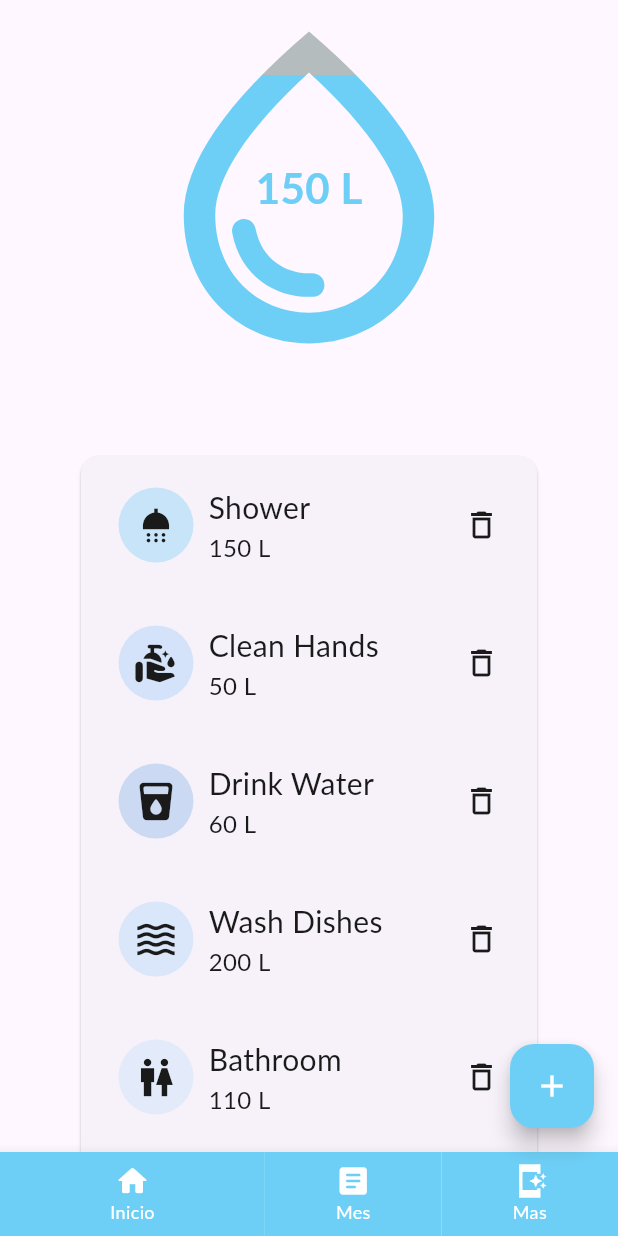
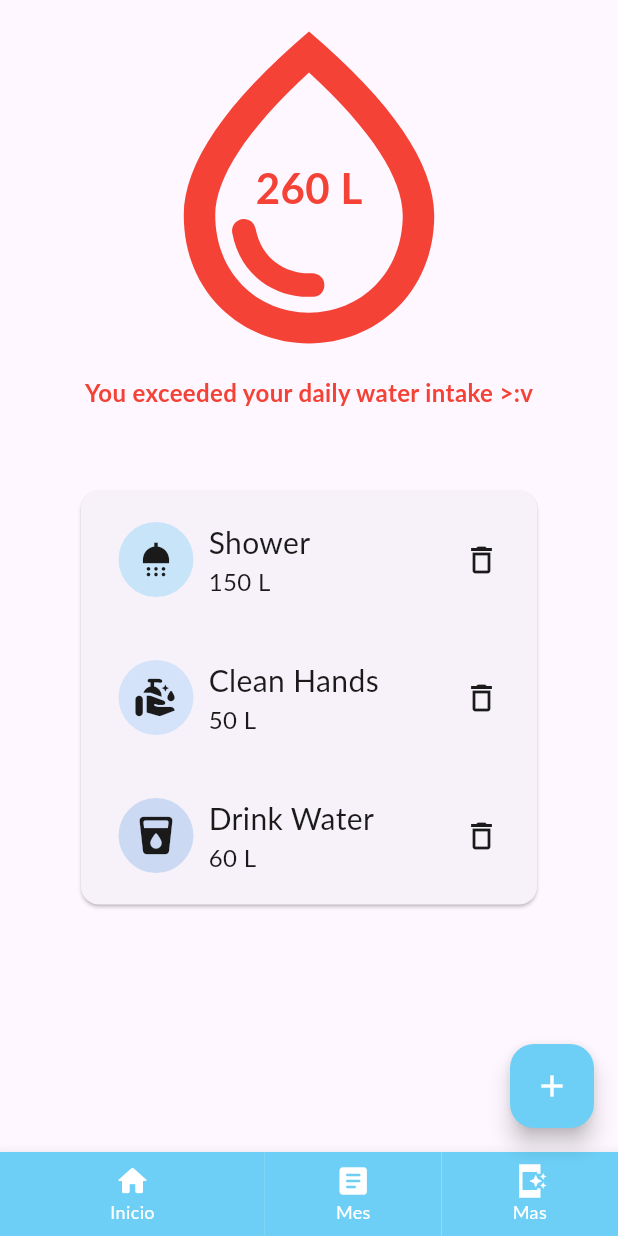
Before and after one commit to Maxaplays/agua_project, a Flutter app: the screen it shows after launch, on a phone screen of 412 x 824 dp. Run offline on Flutter 3.47's test engine with Material 3 defaults, Android fonts, the light colour scheme and no system bars; our stand-ins replace rxdart; missing offline and left inert: flutter_iconpicker; Roboto replaces fonts that are missing (Lato).

Commit message:
feat: percent and delete items

```diff
--- a/lib/pages/home/home_page.dart
+++ b/lib/pages/home/home_page.dart
@@ -1,3 +1,6 @@
+import 'dart:async';
+
+import 'package:agua_project/models/water_item.dart';
 import 'package:agua_project/services/water_items_service.dart';
 import 'package:flutter/material.dart';
 import 'package:agua_project/theme/colors.dart';
@@ -11,10 +14,42 @@ class Home extends StatefulWidget {
 }
 
 class _HomeState extends State<Home> {
+  double max = 150;
+  double total = 0;
+
+  late StreamSubscription sub;
+
   @override
   void initState() {
     super.initState();
+    sub = widget.service.waterItems$.listen((value) {
+      calculateAverage(value);
+    });
   }
+
+  void calculateAverage(List<WaterItem> items) {
+    double aux = 0;
+    items.forEach((item) => aux = aux + item.value);
+    setState(() {
+      total = aux;
+      print("Avg=====>" + total.toString());
+    });
+  }
+
+  void deleteItem(int index, List<WaterItem> items) {
+    items.removeAt(index);
+    widget.service.setState(items);
+  }
+
+  // String getStateText(){
+  //   double per = total/max;
+  //   switch (per) {
+  //     case (per >1):
+
+  //       break;
+  //     default:
+  //   }
+  // }
 
   @override
   Widget build(BuildContext context) {
@@ -24,24 +59,25 @@ class _HomeState extends State<Home> {
           crossAxisAlignment: CrossAxisAlignment.start,
           mainAxisSize: MainAxisSize.min,
           children: [
-            SizedBox(
+            Container(
+              constraints: BoxConstraints(minHeight: 250),
               width: MediaQuery.of(context).size.width,
-              height: 250,
-              child: Stack(
+              child: Column(
+                children: [
+                  Stack(
                     alignment: Alignment.center,
                     children: [
                       ShaderMask(
                         shaderCallback: (Rect bounds) {
-                      double percent = 0.2; // Value for gradient
-
+                          double percent = total / max;
                           return LinearGradient(
-                        begin: Alignment.topCenter,
-                        end: Alignment.bottomCenter,
+                            begin: Alignment.bottomCenter,
+                            end: Alignment.topCenter,
                             colors: [
-                          AppColors.primaryGrey,
-                          AppColors.primaryGrey,
-                          AppColors.primaryMain,
-                          AppColors.primaryMain,
+                              percent > 1 ? Colors.red : AppColors.primaryMain,
+                              percent > 1 ? Colors.red : AppColors.primaryMain,
+                              percent > 1 ? Colors.red : AppColors.primaryGrey,
+                              percent > 1 ? Colors.red : AppColors.primaryGrey,
                             ],
                             stops: [0.0, percent, percent, 1.0],
                           ).createShader(bounds);
@@ -54,11 +90,27 @@ class _HomeState extends State<Home> {
                         ),
                       ),
                       Text(
-                    "150 L",
+                        total.round().toString() + " L",
                         style: TextStyle(
-                      color: AppColors.primaryMain,
+                          color: (total / max) > 1
+                              ? Colors.red
+                              : AppColors.primaryMain,
                           fontSize: 28,
                           fontWeight: FontWeight.bold,
+                        ),
+                      ),
+                    ],
+                  ),
+                  Center(
+                    child: Text(
+                      "You exceeded your daily water intake >:v",
+                      style: TextStyle(
+                        color: (total / max) > 1
+                            ? Colors.red
+                            : AppColors.primaryMain,
+                        fontSize: 16,
+                        fontWeight: FontWeight.bold,
+                      ),
                     ),
                   ),
                 ],
@@ -70,7 +122,7 @@ class _HomeState extends State<Home> {
               child: Card(
                 child: StreamBuilder(
                   stream: widget.service.waterItems$,
-                  builder: (context, steam) {
+                  builder: (context, stream) {
                     return Column(
                       crossAxisAlignment: CrossAxisAlignment.start,
                       mainAxisSize: MainAxisSize.min,
@@ -79,7 +131,7 @@ class _HomeState extends State<Home> {
                           physics: NeverScrollableScrollPhysics(),
                           scrollDirection: Axis.vertical,
                           shrinkWrap: true,
-                          itemCount: steam.data!.length,
+                          itemCount: (stream.data ?? []).length,
                           itemBuilder: (context, position) => Column(
                             children: <Widget>[
                               Card(
@@ -115,14 +167,16 @@ class _HomeState extends State<Home> {
                                                   width: 50,
                                                   height: 50,
                                                   decoration: BoxDecoration(
-                                                    color: steam
+                                                    color: stream
                                                         .data![position]
                                                         .color
                                                         .withAlpha(50),
                                                     shape: BoxShape.circle,
                                                   ),
                                                   child: Icon(
-                                                    steam.data![position].icon,
+                                                    (stream.data ??
+                                                            [])[position]
+                                                        .icon,
                                                     color:
                                                         AppColors.textPrimary,
                                                     size: 30,
@@ -134,7 +188,7 @@ class _HomeState extends State<Home> {
                                                       CrossAxisAlignment.start,
                                                   children: [
                                                     Text(
-                                                      steam
+                                                      stream
                                                           .data![position]
                                                           .name,
                                                       style: TextStyle(
@@ -144,7 +198,7 @@ class _HomeState extends State<Home> {
                                                       ),
                                                     ),
                                                     Text(
-                                                      "${steam.data![position].value} L",
+                                                      "${(stream.data ?? [])[position].value} L",
                                                       style: TextStyle(
                                                         color: AppColors
                                                             .textPrimary,
@@ -158,8 +212,9 @@ class _HomeState extends State<Home> {
 
                                             GestureDetector(
                                               onTap: () {
-                                                print(
-                                                  steam.data![position].name,
+                                                deleteItem(
+                                                  position,
+                                                  stream.data ?? [],
                                                 );
                                               },
                                               child: Row(
@@ -189,25 +244,6 @@ class _HomeState extends State<Home> {
                 ),
               ),
             ),
-            SizedBox(
-              height: 120,
-              child: Container(
-                decoration: BoxDecoration(
-                  color: AppColors.primaryMain,
-                  borderRadius: BorderRadius.circular(20),
-                ),
-                width: double.infinity,
-                margin: EdgeInsets.symmetric(
-                  horizontal: MediaQuery.of(context).size.width * 0.20,
-                ),
-                child: Center(
-                  child: Text(
-                    "Total consumed: 600L",
-                    style: TextStyle(color: Colors.white, fontSize: 18),
-                  ),
-                ),
-              ),
-            ),
           ],
         ),
       ),
--- a/lib/services/water_items_service.dart
+++ b/lib/services/water_items_service.dart
@@ -25,26 +25,26 @@ class WaterItemsService {
       value: 60,
       color: Colors.blue.shade700,
     ),
-    WaterItem(
-      name: "Wash Dishes",
-      count: 1,
-      icon: Icons.waves_sharp,
-      value: 200,
-      color: Colors.blue.shade300,
-    ),
-    WaterItem(
-      name: "Bathroom",
-      count: 1,
-      icon: Icons.wc_sharp,
-      value: 110,
-      color: Colors.blue.shade200,
-    ),
-    WaterItem(
-      name: "Wash Clothes",
-      count: 1,
-      icon: Icons.local_laundry_service_rounded,
-      value: 300,
-    ),
+    // WaterItem(
+    //   name: "Wash Dishes",
+    //   count: 1,
+    //   icon: Icons.waves_sharp,
+    //   value: 200,
+    //   color: Colors.blue.shade300,
+    // ),
+    // WaterItem(
+    //   name: "Bathroom",
+    //   count: 1,
+    //   icon: Icons.wc_sharp,
+    //   value: 110,
+    //   color: Colors.blue.shade200,
+    // ),
+    // WaterItem(
+    //   name: "Wash Clothes",
+    //   count: 1,
+    //   icon: Icons.local_laundry_service_rounded,
+    //   value: 300,
+    // ),
   ];
 
   late final BehaviorSubject<List<WaterItem>> _waterItemsController;
```
Lines whose indentation alone changed are shown as unchanged.
